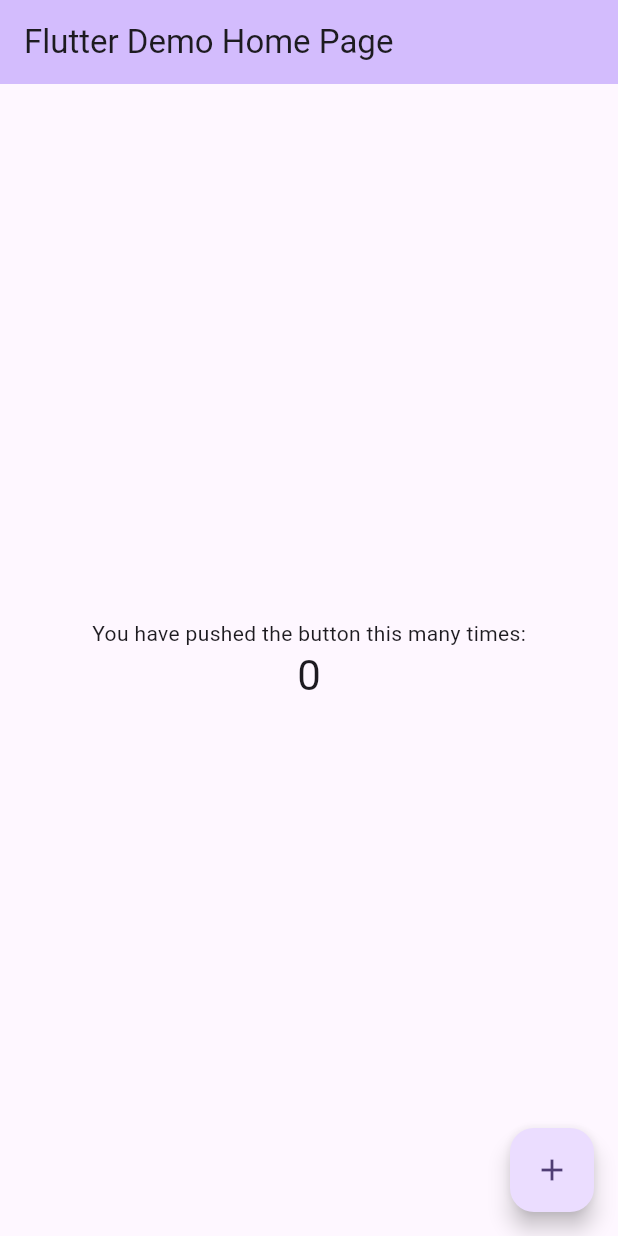
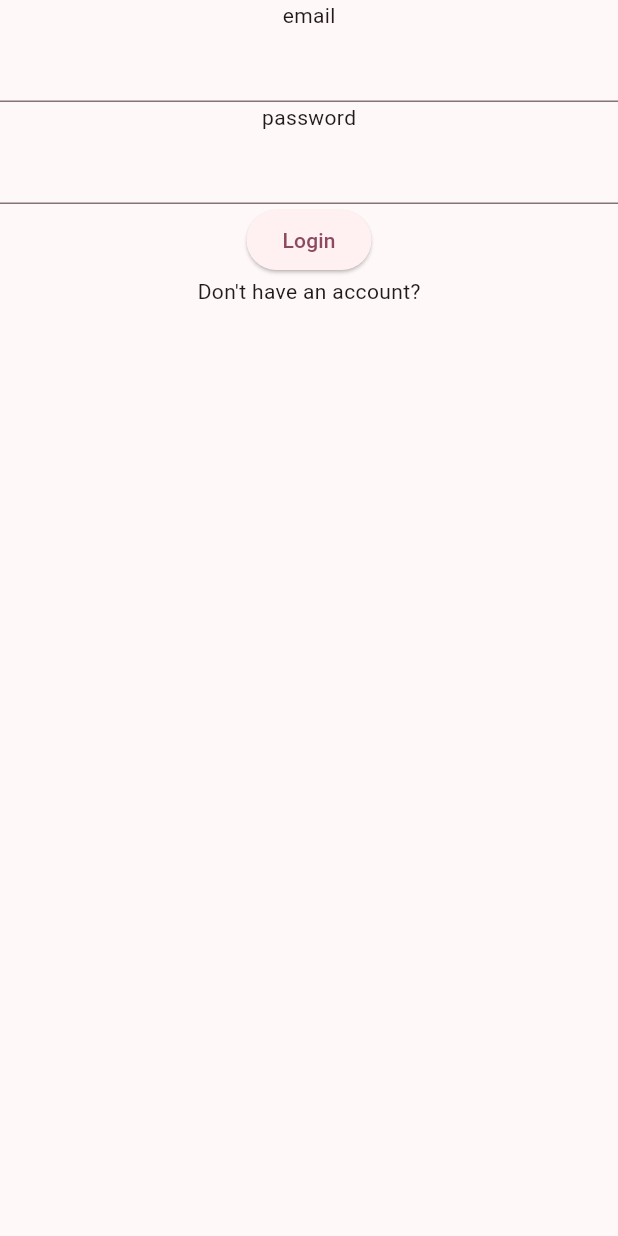
Before and after one commit to 3W1B/MOBILE, a Flutter app: the screen it shows after launch, on a phone screen of 412 x 824 dp. Run offline on Flutter 3.47's test engine with Material 2 defaults, Android fonts, the phone set to English and light mode, and no system bars; our stand-ins replace flutter_hooks.

Commit message:
Made login and register pages

```diff
--- a/lib/main.dart
+++ b/lib/main.dart
@@ -1,61 +1,142 @@
 import 'package:flutter/material.dart';
 import 'package:flutter_hooks/flutter_hooks.dart';
+import 'package:radon_app/pages/foo_page.dart';
+import 'package:radon_app/repositories/user_repository.dart';
 
 
 void main() {
   runApp(const MyApp());
 }
 
-class MyApp extends HookWidget {
+class MyApp extends StatelessWidget {
   const MyApp({super.key});
 
   @override
   Widget build(BuildContext context) {
     return MaterialApp(
-      title: 'Flutter Demo',
         theme: ThemeData(
-        colorScheme: ColorScheme.fromSeed(seedColor: Colors.deepPurple),
+          colorScheme: ColorScheme.fromSeed(seedColor: Colors.black),
           useMaterial3: true,
         ),
-      home: const MyHomePage(title: 'Flutter Demo Home Page'),
+        home: const LoginScreen());
+  }
+}
+
+class LoginScreen extends StatelessWidget {
+  const LoginScreen({super.key});
+
+  @override
+  Widget build(BuildContext context) {
+    return HookBuilder(
+      builder: (context) {
+        final emailController = useTextEditingController();
+        final passwordController = useTextEditingController();
+        return Material(
+          child: Column(
+            children: [
+              Text("email"),
+              TextField(
+                controller: emailController,
+              ),
+              Text("password"),
+              TextField(
+                controller: passwordController,
+              ),
+              ElevatedButton(onPressed: () async {
+
+                final userRepository = UserRepository();
+                final user = await userRepository.login(
+                  emailController.text, passwordController.text,
+                );
+
+                Navigator.push(
+                  context,
+                  MaterialPageRoute(
+                    builder: (_) => FooPage(user: user)
+                  ),
+                );
+              }, child: Text("Login")),
+              GestureDetector(
+                child: Text("Don't have an account?"),
+                onTap: () {
+                  Navigator.push(
+                    context,
+                    MaterialPageRoute(
+                        builder: (_) => RegisterScreen()
+                    ),
+                  );
+                },
+              )
+            ],
+          ),
+        );
+      },
     );
   }
 }
 
-class MyHomePage extends HookWidget {
-  const MyHomePage({super.key, required this.title});
-
-  final String title;
+class RegisterScreen extends StatelessWidget {
+  const RegisterScreen({super.key});
 
   @override
   Widget build(BuildContext context) {
+    return HookBuilder(
+        builder: (context){
+      final emailController = useTextEditingController();
+      final passwordController = useTextEditingController();
+      final firstNameController = useTextEditingController();
+      final lastNameController = useTextEditingController();
+      final phoneController = useTextEditingController();
+      return Material(
+          child: Column(
+            children: [
+              Text("First Name"),
+              TextField(
+                controller: firstNameController,
+              ),
+              Text("Last Name"),
+              TextField(
+                controller: lastNameController,
+              ),
+              Text("Email"),
+              TextField(
+                controller: emailController,
+              ),
+              Text("Phone"),
+              TextField(
+                controller: phoneController,
+              ),
+              Text("Password"),
+              TextField(
+                controller: passwordController,
+              ),
+              ElevatedButton(onPressed: () async {
 
-    final counter = useState(0);
+                  final userRepository = UserRepository();
+                  await userRepository.register(
+                    emailController.text, passwordController.text,
+                    firstNameController.text, lastNameController.text,
+                    phoneController.text
+                  );
 
-    return Scaffold(
-      appBar: AppBar(
-        backgroundColor: Theme.of(context).colorScheme.inversePrimary,
-        title: Text(title),
+                  Navigator.pop(context);
+
+              }, child: Text("Register")),
+              GestureDetector(
+                child: Text("Already have an account?"),
+                onTap: () {
+                  // go back to login page
+                  Navigator.pop(context);
+                },
               ),
-      body: Center(
-        child: Column(
-          mainAxisAlignment: MainAxisAlignment.center,
-          children: <Widget>[
-            const Text(
-              'You have pushed the button this many times:',
-            ),
-            Text(
-              '${counter.value}',
-              style: Theme.of(context).textTheme.headlineMedium,
-            ),
+
             ],
-        ),
-      ),
-      floatingActionButton: FloatingActionButton(
-        onPressed: () => counter.value++,
-        tooltip: 'Increment',
-        child: const Icon(Icons.add),
-      ),
+          )
       );
+    } );
+
+
   }
+
+
 }
```
Also changed, not shown: lib/pages/foo_page.dart (added, +19 -0 lines), pubspec.lock. Lines whose indentation alone changed are shown as unchanged.
